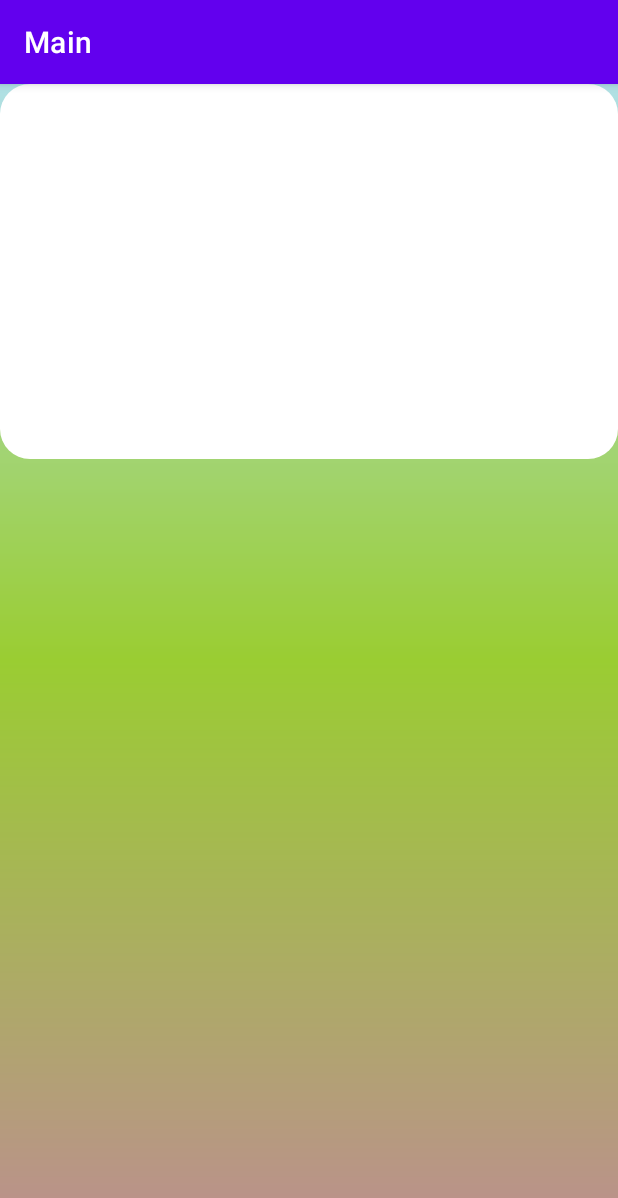
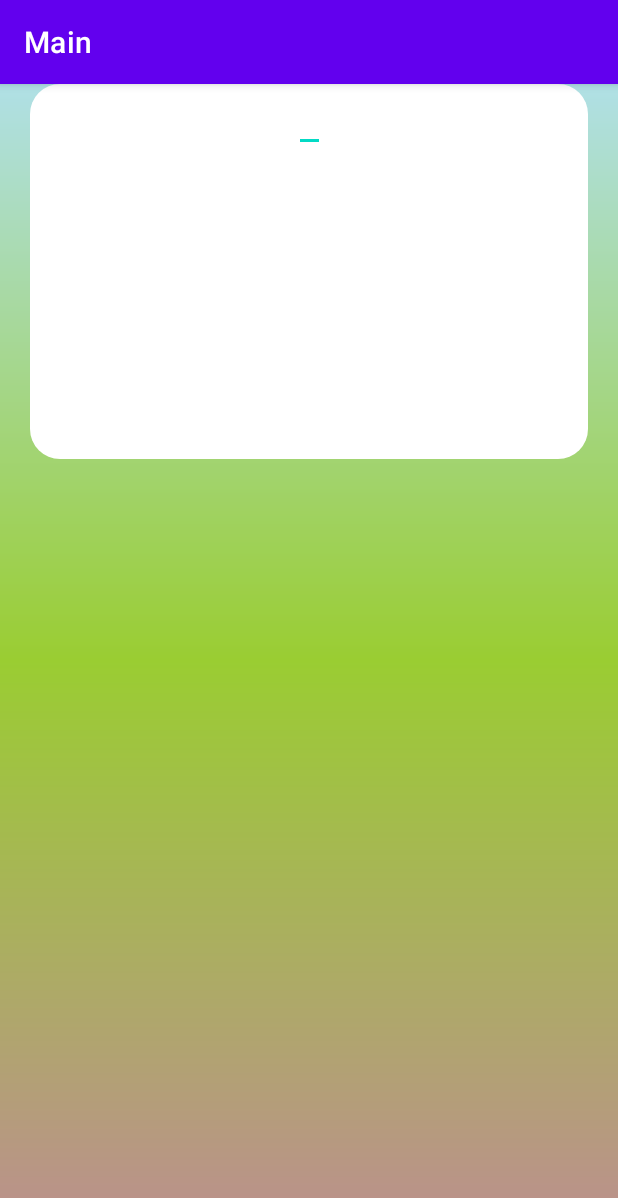
Before and after one commit to VinciPy/si.03-cadastro-pessoa-android, an Android app: the screen it shows after launch (MainActivity), on a phone screen of 412 x 824 dp. Shown: the top 1198 px of the screen. Run offline under Robolectric (Android 15) with nearby library versions, the phone set to English and light mode, and no system bars.

Commit message:
Update.1.0.1
Adionado campo para login

```diff
--- a/app/src/main/res/layout/activity_main.xml
+++ b/app/src/main/res/layout/activity_main.xml
@@ -8,9 +8,19 @@
     tools:context=".MainActivity">
 
     <View
+        android:id="@+id/containerComponents"
         style="@style/ContainerComponents"
         app:layout_constraintStart_toEndOf="parent"
         app:layout_constraintStart_toStartOf="parent"
-        tools:layout_editor_absoluteY="214dp" />
+        tools:layout_editor_absoluteY="214dp"
+        />
+
+    <EditText
+        android:layout_width="wrap_content"
+        android:layout_height="wrap_content"
+        app:layout_constraintStart_toStartOf="@id/containerComponents"
+        app:layout_constraintEnd_toEndOf="@id/containerComponents"
+        app:layout_constraintTop_toTopOf="@id/containerComponents"
+        />
 
 </androidx.constraintlayout.widget.ConstraintLayout>
--- a/app/src/main/res/values/styles.xml
+++ b/app/src/main/res/values/styles.xml
@@ -5,6 +5,7 @@
         <item name="android:layout_width">match_parent</item>
         <item name="android:layout_height">250dp</item>
         <item name="android:background">@drawable/container_components</item>
+        <item name="android:layout_margin">20dp</item>
     </style>
 
 </resources>
```
